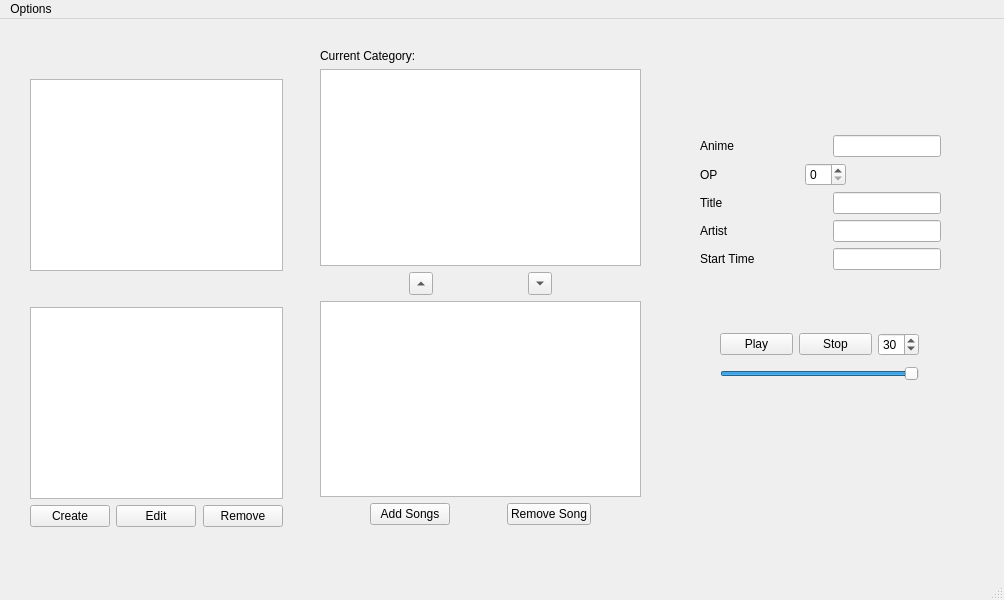
This is controlwindow.ui in AlexjHeat/MusicTriviaPy as Qt 5 draws it before an edit. The edited form follows.
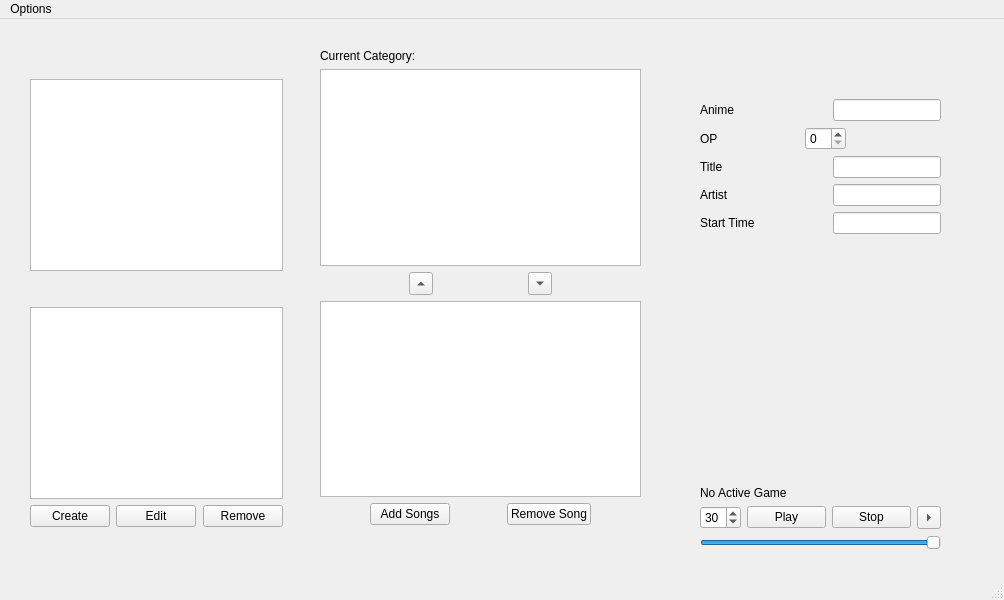
This is the edited form.

Commit message:
Added rounds to the game
Control window has options to start a game, end a game, and increment the round

The display window will display round if in a game, and will display anime name upon reveal

Diff of the .ui file:
```diff
--- a/controlwindow.ui
+++ b/controlwindow.ui
@@ -252,9 +252,9 @@
     <property name="geometry">
      <rect>
       <x>700</x>
-      <y>70</y>
+      <y>60</y>
       <width>241</width>
-      <height>181</height>
+      <height>471</height>
      </rect>
     </property>
     <layout class="QVBoxLayout" name="verticalLayout_3">
@@ -389,34 +389,28 @@
        </item>
       </layout>
      </item>
-    </layout>
-   </widget>
-   <widget class="QWidget" name="">
-    <property name="geometry">
-     <rect>
-      <x>720</x>
-      <y>310</y>
-      <width>199</width>
-      <height>56</height>
-     </rect>
-    </property>
-    <layout class="QVBoxLayout" name="verticalLayout_4">
+     <item>
+      <spacer name="verticalSpacer_2">
+       <property name="orientation">
+        <enum>Qt::Vertical</enum>
+       </property>
+       <property name="sizeHint" stdset="0">
+        <size>
+         <width>20</width>
+         <height>40</height>
+        </size>
+       </property>
+      </spacer>
+     </item>
+     <item>
+      <widget class="QLabel" name="roundLabel">
+       <property name="text">
+        <string>No Active Game</string>
+       </property>
+      </widget>
+     </item>
      <item>
       <layout class="QHBoxLayout" name="horizontalLayout_9">
-       <item>
-        <widget class="QPushButton" name="playButton">
-         <property name="text">
-          <string>Play</string>
-         </property>
-        </widget>
-       </item>
-       <item>
-        <widget class="QPushButton" name="stopButton">
-         <property name="text">
-          <string>Stop</string>
-         </property>
-        </widget>
-       </item>
        <item>
         <widget class="QSpinBox" name="guessTime">
          <property name="toolTip">
@@ -430,6 +424,33 @@
          </property>
         </widget>
        </item>
+       <item>
+        <widget class="QPushButton" name="playButton">
+         <property name="text">
+          <string>Play</string>
+         </property>
+        </widget>
+       </item>
+       <item>
+        <widget class="QPushButton" name="stopButton">
+         <property name="text">
+          <string>Stop</string>
+         </property>
+        </widget>
+       </item>
+       <item>
+        <widget class="QToolButton" name="nextRoundButton">
+         <property name="text">
+          <string/>
+         </property>
+         <property name="toolButtonStyle">
+          <enum>Qt::ToolButtonIconOnly</enum>
+         </property>
+         <property name="arrowType">
+          <enum>Qt::RightArrow</enum>
+         </property>
+        </widget>
+       </item>
       </layout>
      </item>
      <item>
```
Left out of the diff: 12 changed lines with no effect on the pictures. The commit also changes 7 other files.
